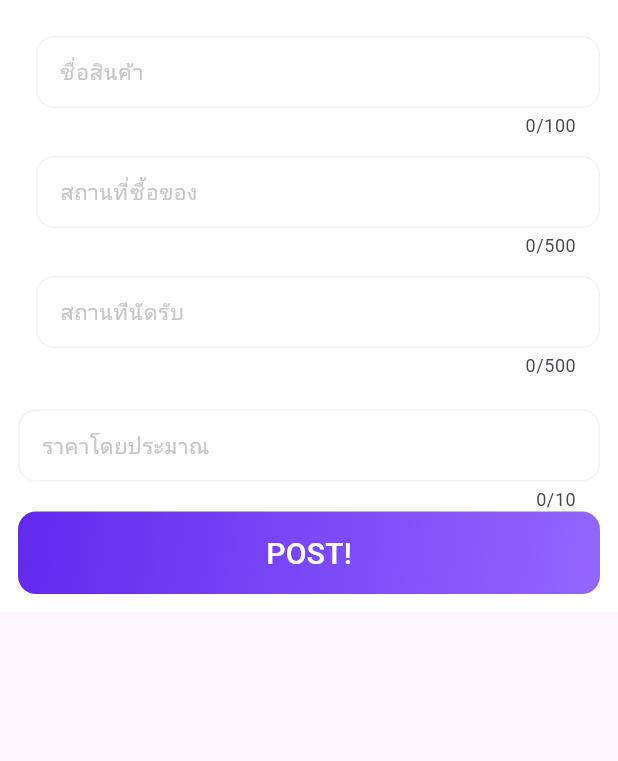
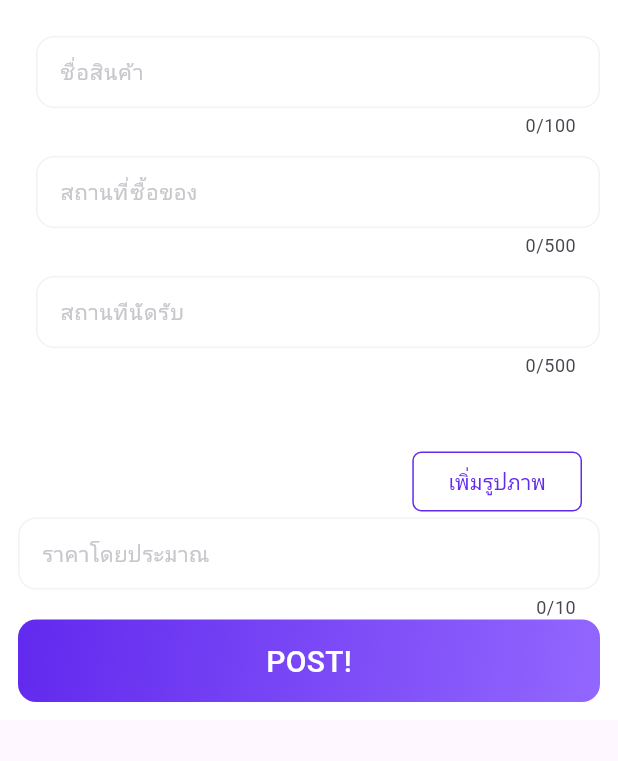
Before and after one commit to Gnury/new_hew_hew, a Flutter app: the CreatePostPage screen opened directly, on a phone screen of 412 x 824 dp, the part 84-845 px from its top. Run offline on Flutter 3.47's test engine with Material 3 defaults, Android fonts, the phone set to English and light mode, and no system bars; our stand-ins replace card_swiper, cloud_firestore, easy_debounce, firebase_core, firebase_storage, image_picker; accounts and stored records are empty; network calls fail; Roboto replaces fonts that are missing (Mitr).

Commit message:
select image option

```diff
--- a/lib/pages/create_post_page.dart
+++ b/lib/pages/create_post_page.dart
@@ -9,6 +9,7 @@ import 'package:flutter/material.dart';
 import 'package:flutter/services.dart';
 import 'package:image_picker/image_picker.dart';
 
+import '../components/add_image_button.dart';
 import 'feed_page.dart';
 
 class CreatePostPage extends StatefulWidget {
@@ -23,8 +24,10 @@ class _CreatePostPageState extends State<CreatePostPage> {
   final buyPlaceController = TextEditingController();
   final sendPlaceController = TextEditingController();
   final coinsController = TextEditingController();
+  final swiperController = SwiperController();
 
   int timeSelected = 0;
+  int currentIndex = 0;
   bool isLimitTime = false;
   late final List<String> imageListOfProduct = [];
 
@@ -656,54 +659,54 @@ class _CreatePostPageState extends State<CreatePostPage> {
                     ),
               //
               // //todo images
-              // imageListOfProduct.isNotEmpty
-              //     ? Container(
-              //   alignment: Alignment.center,
-              //   height: MediaQuery.of(context).size.width - 64,
-              //   width: 320,
-              //   decoration: BoxDecoration(
-              //     borderRadius: BorderRadius.circular(100),
-              //   ),
-              //   child: Swiper(
-              //     controller: swiperController,
-              //     itemCount: widget.imageListOfProduct.length,
-              //     scrollDirection: Axis.horizontal,
-              //     itemBuilder: (context, index) {
-              //       final picture = widget.imageListOfProduct[index];
-              //       return Image.file(
-              //         File(picture),
-              //         fit: BoxFit.cover,
-              //       );
-              //     },
-              //     indicatorLayout: PageIndicatorLayout.COLOR,
-              //     pagination: const SwiperPagination(),
-              //     onIndexChanged: (index) {
-              //       currentIndex = index;
-              //     },
-              //   ),
-              // )
-              //     : const SizedBox(
-              //   width: 12,
-              //   height: 12,
-              // ),
-              // const SizedBox(
-              //   height: 12,
-              // ),
-              // AddImageButton(
-              //   isImageContain: widget.imageListOfProduct.isNotEmpty,
-              //   onAddImagePressed: () {
-              //     setState(() {
-              //       showOptions();
-              //     });
-              //   },
-              //   onRemoveImagePressed: () {
-              //     if (widget.imageListOfProduct.isNotEmpty) {
-              //       setState(() {
-              //         widget.imageListOfProduct.removeAt(currentIndex);
-              //       });
-              //     }
-              //   },
-              // ),
+              imageListOfProduct.isNotEmpty
+                  ? Container(
+                      alignment: Alignment.center,
+                      height: MediaQuery.of(context).size.width - 64,
+                      width: 320,
+                      decoration: BoxDecoration(
+                        borderRadius: BorderRadius.circular(100),
+                      ),
+                      child: Swiper(
+                        controller: swiperController,
+                        itemCount: imageListOfProduct.length,
+                        scrollDirection: Axis.horizontal,
+                        itemBuilder: (context, index) {
+                          final picture = imageListOfProduct[index];
+                          return Image.file(
+                            File(picture),
+                            fit: BoxFit.cover,
+                          );
+                        },
+                        indicatorLayout: PageIndicatorLayout.COLOR,
+                        pagination: const SwiperPagination(),
+                        onIndexChanged: (index) {
+                          currentIndex = index;
+                        },
+                      ),
+                    )
+                  : const SizedBox(
+                      width: 12,
+                      height: 12,
+                    ),
+              const SizedBox(
+                height: 12,
+              ),
+              AddImageButton(
+                isImageContain: imageListOfProduct.isNotEmpty,
+                onAddImagePressed: () {
+                  setState(() {
+                    showSelectImageOptions();
+                  });
+                },
+                onRemoveImagePressed: () {
+                  if (imageListOfProduct.isNotEmpty) {
+                    setState(() {
+                      imageListOfProduct.removeAt(currentIndex);
+                    });
+                  }
+                },
+              ),
               //todo price,coins
               Column(
                 mainAxisAlignment: MainAxisAlignment.center,
```
